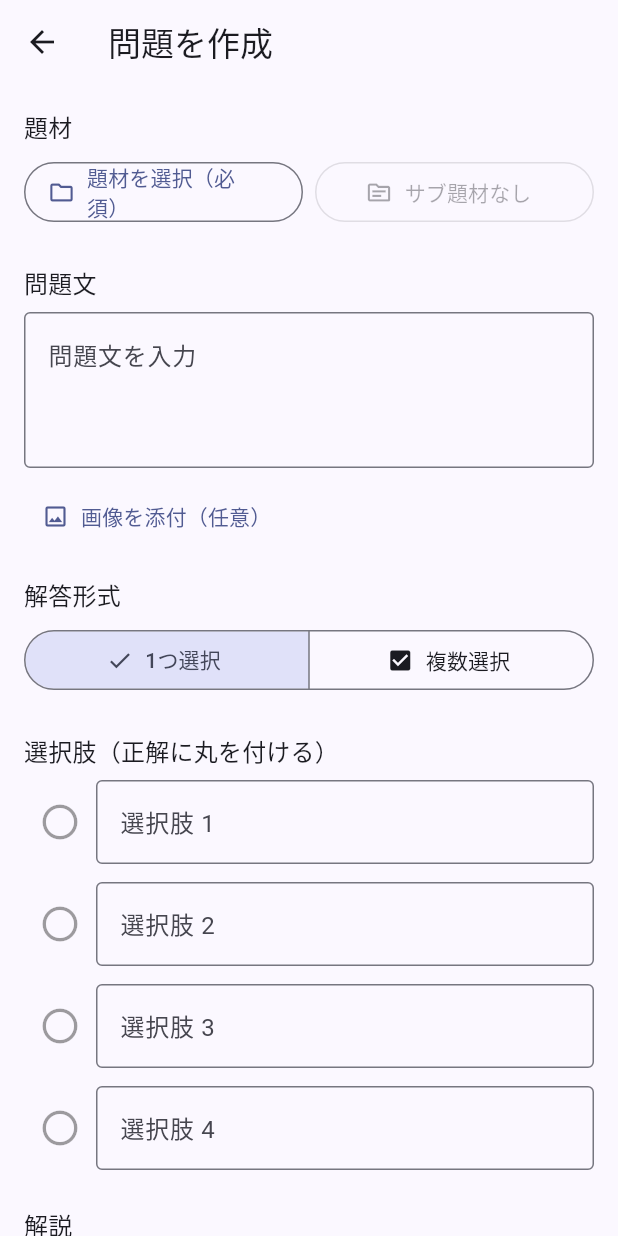
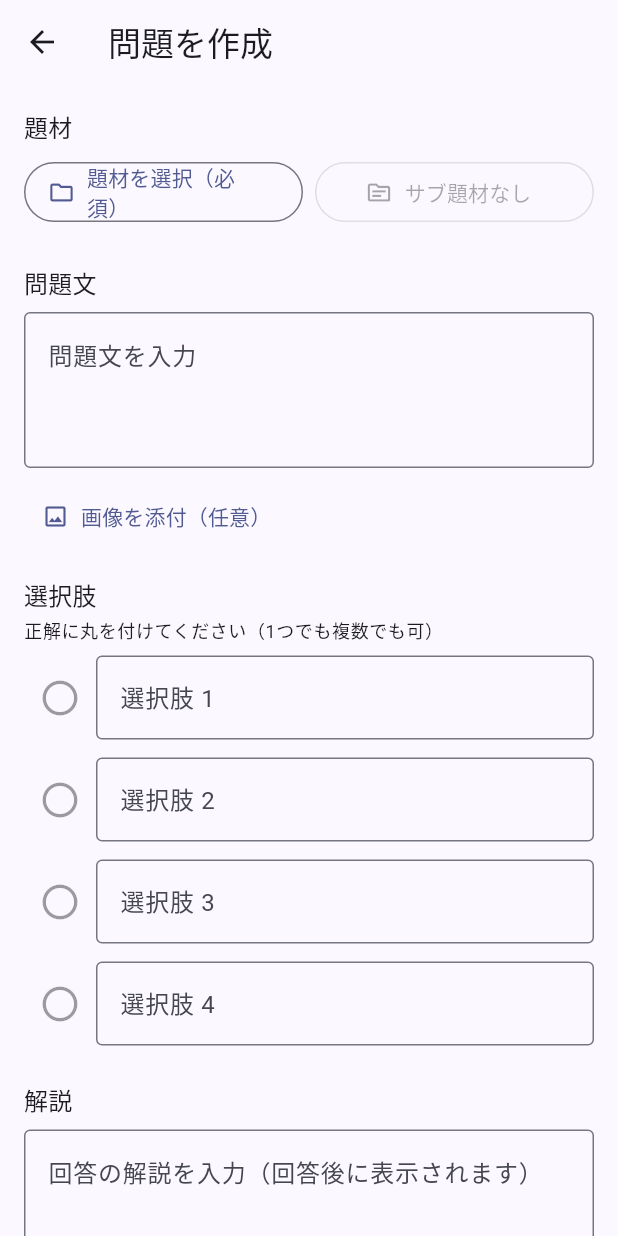
Before and after one commit to tvomsahxi/univ-test-archive, a Flutter app: the screen it shows after launch, after a tap on "問題を作成", on a phone screen of 412 x 824 dp. Run offline on Flutter 3.47's test engine with Material 3 defaults, Android fonts, the phone set to English and light mode, and no system bars; our stand-ins replace image_picker, web; missing offline and left inert: dart:js_interop.

Commit message:
Web で新規作成が全て失敗するバグを修正し、解答形式の区別を廃止
Web 固有バグの修正:
generateId が Random().nextInt(1 << 32) を使っていたが、dart2js では
JavaScript の 32bit シフト仕様により 1 << 32 が 0 になり、nextInt(0) が
RangeError を投げていた。このため Web では題材・サブ題材・問題のいずれも
新規作成できなかった（VM では 1 << 32 が正しく評価されるためテストは通過）。
シフト式をやめて 16 進リテラル 0x40000000 を使い、連番も加えて一意性を強化。

解答形式の廃止:
「1つ選択 / 複数選択」の区別をなくし、常に複数選択として扱うように統一。
正解が1つの問題も同じ UI で入力・出題できる。Question.answerType を削除し、
旧形式の JSON に answerType が残っていても読み込めるようにした。

テスト:
- generateId と JSON 往復のテストを追加（models_test.dart）
- 題材追加フローのウィジェットテストを追加（add_topic_flow_test.dart）
- flutter test --platform chrome での実行手順を README に追記

Co-Authored-By: Claude Opus 5 <noreply@anthropic.com>
Claude-Session: https://claude.ai/code/session_01JFR5DxrCeH8kL5DLRScSdu

```diff
--- a/lib/models/quiz_models.dart
+++ b/lib/models/quiz_models.dart
@@ -1,23 +1,18 @@
 import 'dart:math';
 
-/// 解答形式。1つだけ選ぶ問題と、複数選ぶ問題の両方に対応する。
-enum AnswerType {
-  single,
-  multiple;
-
-  String get label => this == AnswerType.single ? '1つ選択' : '複数選択';
-
-  static AnswerType fromJson(Object? value) =>
-      value == 'multiple' ? AnswerType.multiple : AnswerType.single;
-
-  String toJson() => name;
-}
+final Random _idRandom = Random();
+int _idCounter = 0;
 
 /// ID 生成。外部パッケージに依存せず、実用上十分な一意性を確保する。
+///
+/// 乱数の上限には 2^30 を 16 進リテラルで指定している。`1 << 32` のような
+/// シフト式は Web(dart2js)では JavaScript の 32bit シフト仕様で 0 になり、
+/// `nextInt` が RangeError を投げるため使わないこと。
 String generateId(String prefix) {
   final now = DateTime.now().microsecondsSinceEpoch.toRadixString(36);
-  final rand = Random().nextInt(1 << 32).toRadixString(36);
-  return '$prefix-$now-$rand';
+  final rand = _idRandom.nextInt(0x40000000).toRadixString(36);
+  final seq = (_idCounter++).toRadixString(36);
+  return '$prefix-$now-$rand$seq';
 }
 
 /// 4択のうちの1つ。
@@ -101,7 +96,6 @@ class Question {
     required this.subTopicId,
     required this.text,
     required this.choices,
-    required this.answerType,
     this.imageBase64,
     this.explanation = '',
     DateTime? createdAt,
@@ -115,7 +109,6 @@ class Question {
   final String text;
   final String? imageBase64;
   final List<Choice> choices;
-  final AnswerType answerType;
   final String explanation;
   final DateTime createdAt;
   final DateTime updatedAt;
@@ -139,7 +132,6 @@ class Question {
     String? imageBase64,
     bool clearImage = false,
     List<Choice>? choices,
-    AnswerType? answerType,
     String? explanation,
     DateTime? updatedAt,
   }) =>
@@ -150,7 +142,6 @@ class Question {
         text: text ?? this.text,
         imageBase64: clearImage ? null : (imageBase64 ?? this.imageBase64),
         choices: choices ?? this.choices,
-        answerType: answerType ?? this.answerType,
         explanation: explanation ?? this.explanation,
         createdAt: createdAt,
         updatedAt: updatedAt ?? DateTime.now(),
@@ -165,7 +156,7 @@ class Question {
         choices: ((json['choices'] as List<dynamic>?) ?? const [])
             .map((e) => Choice.fromJson(Map<String, dynamic>.from(e as Map)))
             .toList(),
-        answerType: AnswerType.fromJson(json['answerType']),
+        // 旧形式の 'answerType' は無視する（常に複数選択として扱う）。
         explanation: (json['explanation'] ?? '') as String,
         createdAt: DateTime.tryParse((json['createdAt'] ?? '') as String),
         updatedAt: DateTime.tryParse((json['updatedAt'] ?? '') as String),
@@ -178,7 +169,6 @@ class Question {
         'text': text,
         'imageBase64': imageBase64,
         'choices': choices.map((e) => e.toJson()).toList(),
-        'answerType': answerType.toJson(),
         'explanation': explanation,
         'createdAt': createdAt.toIso8601String(),
         'updatedAt': updatedAt.toIso8601String(),
--- a/lib/screens/question_editor_screen.dart
+++ b/lib/screens/question_editor_screen.dart
@@ -36,8 +36,7 @@ class _QuestionEditorScreenState extends State<QuestionEditorScreen> {
 
   String? _topicId;
   String? _subTopicId;
-  AnswerType _answerType = AnswerType.single;
-  List<bool> _correct = List.filled(choiceCount, false);
+  final List<bool> _correct = List.filled(choiceCount, false);
   String? _imageBase64;
   bool _initialized = false;
 
@@ -66,7 +65,6 @@ class _QuestionEditorScreenState extends State<QuestionEditorScreen> {
         _subTopicId = q.subTopicId;
         _questionController.text = q.text;
         _explanationController.text = q.explanation;
-        _answerType = q.answerType;
         _imageBase64 = q.imageBase64;
         for (var i = 0; i < choiceCount; i++) {
           if (i < q.choices.length) {
@@ -196,15 +194,9 @@ class _QuestionEditorScreenState extends State<QuestionEditorScreen> {
           .showSnackBar(const SnackBar(content: Text('題材を選択してください')));
       return;
     }
-    final correctCount = _correct.where((c) => c).length;
-    if (correctCount == 0) {
+    if (!_correct.contains(true)) {
       ScaffoldMessenger.of(context)
           .showSnackBar(const SnackBar(content: Text('正解の選択肢に丸を付けてください')));
-      return;
-    }
-    if (_answerType == AnswerType.single && correctCount > 1) {
-      ScaffoldMessenger.of(context).showSnackBar(const SnackBar(
-          content: Text('「1つ選択」の問題では正解を1つだけにしてください')));
       return;
     }
 
@@ -229,7 +221,6 @@ class _QuestionEditorScreenState extends State<QuestionEditorScreen> {
           imageBase64: _imageBase64,
           clearImage: _imageBase64 == null,
           choices: choices,
-          answerType: _answerType,
           explanation: _explanationController.text.trim(),
         ));
       }
@@ -241,7 +232,6 @@ class _QuestionEditorScreenState extends State<QuestionEditorScreen> {
         text: _questionController.text.trim(),
         imageBase64: _imageBase64,
         choices: choices,
-        answerType: _answerType,
         explanation: _explanationController.text.trim(),
       ));
     }
@@ -326,40 +316,13 @@ class _QuestionEditorScreenState extends State<QuestionEditorScreen> {
               ),
             const SizedBox(height: 16),
 
-            // ------------------------------------------------ 解答形式
-            Text('解答形式', style: Theme.of(context).textTheme.titleMedium),
-            const SizedBox(height: 8),
-            SegmentedButton<AnswerType>(
-              segments: const [
-                ButtonSegment(
-                    value: AnswerType.single,
-                    label: Text('1つ選択'),
-                    icon: Icon(Icons.radio_button_checked)),
-                ButtonSegment(
-                    value: AnswerType.multiple,
-                    label: Text('複数選択'),
-                    icon: Icon(Icons.check_box)),
-              ],
-              selected: {_answerType},
-              onSelectionChanged: (selection) {
-                setState(() {
-                  _answerType = selection.first;
-                  // 1つ選択に切り替えたとき、正解が複数残らないよう先頭だけ残す。
-                  if (_answerType == AnswerType.single) {
-                    var found = false;
-                    _correct = [
-                      for (final c in _correct)
-                        if (c && !found) (found = true) else false,
-                    ];
-                  }
-                });
-              },
+            // ------------------------------------------------ 選択肢
+            Text('選択肢', style: Theme.of(context).textTheme.titleMedium),
+            const SizedBox(height: 4),
+            Text(
+              '正解に丸を付けてください（1つでも複数でも可）',
+              style: Theme.of(context).textTheme.bodySmall,
             ),
-            const SizedBox(height: 24),
-
-            // ------------------------------------------------ 選択肢
-            Text('選択肢（正解に丸を付ける）',
-                style: Theme.of(context).textTheme.titleMedium),
             const SizedBox(height: 8),
             for (var i = 0; i < choiceCount; i++)
               Padding(
@@ -378,17 +341,8 @@ class _QuestionEditorScreenState extends State<QuestionEditorScreen> {
                             : Theme.of(context).disabledColor,
                         size: 28,
                       ),
-                      onPressed: () {
-                        setState(() {
-                          if (_answerType == AnswerType.single) {
-                            final next = !_correct[i];
-                            _correct = List.filled(choiceCount, false);
-                            _correct[i] = next;
-                          } else {
-                            _correct[i] = !_correct[i];
-                          }
-                        });
-                      },
+                      onPressed: () =>
+                          setState(() => _correct[i] = !_correct[i]),
                     ),
                     Expanded(
                       child: TextFormField(
--- a/lib/screens/question_list_screen.dart
+++ b/lib/screens/question_list_screen.dart
@@ -48,7 +48,7 @@ class QuestionListScreen extends StatelessWidget {
                     overflow: TextOverflow.ellipsis,
                   ),
                   subtitle: Text([
-                    q.answerType.label,
+                    '正解 ${q.correctIndexes.length} 個',
                     if (sub != null) sub.name,
                     if (q.imageBase64 != null) '画像あり',
                   ].join(' / ')),
```
Also changed, not shown: lib/screens/quiz_screen.dart (+3 -14 lines), 4 other files.
